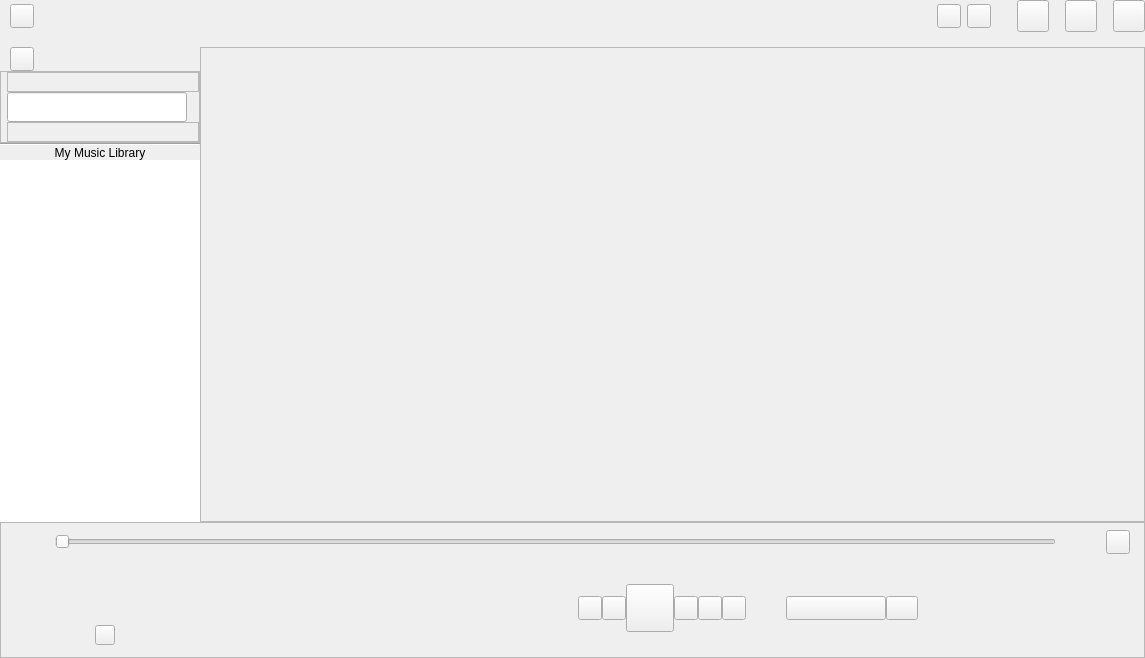
billlin0904/xamp2, file src/xamp/xamp.ui: the form before one commit.
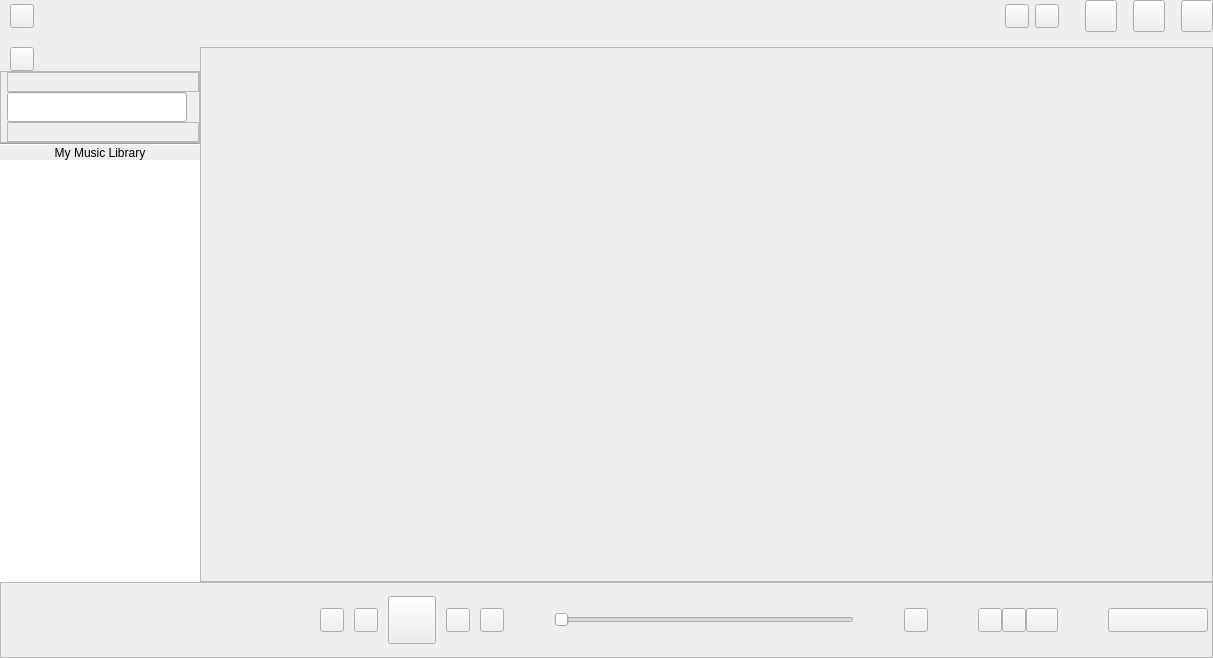
The form after the commit. Custom widgets are drawn as their Qt base class.

The edit to the form file:
```diff
--- a/src/xamp/xamp.ui
+++ b/src/xamp/xamp.ui
@@ -6,7 +6,7 @@
    <rect>
     <x>0</x>
     <y>0</y>
-    <width>1145</width>
+    <width>1195</width>
     <height>658</height>
    </rect>
   </property>
@@ -614,7 +614,7 @@
      <property name="frameShadow">
       <enum>QFrame::Raised</enum>
      </property>
-     <layout class="QVBoxLayout" name="verticalLayout_5" stretch="0,0">
+     <layout class="QVBoxLayout" name="verticalLayout_5" stretch="0">
       <property name="leftMargin">
        <number>4</number>
       </property>
@@ -627,120 +627,6 @@
       <property name="bottomMargin">
        <number>4</number>
       </property>
-      <item>
-       <layout class="QHBoxLayout" name="horizontalLayout_4">
-        <property name="spacing">
-         <number>0</number>
-        </property>
-        <property name="topMargin">
-         <number>3</number>
-        </property>
-        <property name="bottomMargin">
-         <number>3</number>
-        </property>
-        <item>
-         <widget class="QLabel" name="endPosLabel">
-          <property name="minimumSize">
-           <size>
-            <width>50</width>
-            <height>18</height>
-           </size>
-          </property>
-          <property name="maximumSize">
-           <size>
-            <width>50</width>
-            <height>18</height>
-           </size>
-          </property>
-          <property name="text">
-           <string/>
-          </property>
-          <property name="alignment">
-           <set>Qt::AlignRight|Qt::AlignTrailing|Qt::AlignVCenter</set>
-          </property>
-         </widget>
-        </item>
-        <item>
-         <widget class="SeekSlider" name="seekSlider">
-          <property name="minimumSize">
-           <size>
-            <width>300</width>
-            <height>0</height>
-           </size>
-          </property>
-          <property name="maximumSize">
-           <size>
-            <width>16777215</width>
-            <height>16</height>
-           </size>
-          </property>
-          <property name="orientation">
-           <enum>Qt::Horizontal</enum>
-          </property>
-         </widget>
-        </item>
-        <item>
-         <widget class="QLabel" name="startPosLabel">
-          <property name="minimumSize">
-           <size>
-            <width>50</width>
-            <height>18</height>
-           </size>
-          </property>
-          <property name="maximumSize">
-           <size>
-            <width>50</width>
-            <height>18</height>
-           </size>
-          </property>
-          <property name="text">
-           <string/>
-          </property>
-         </widget>
-        </item>
-        <item>
-         <widget class="VolumeButton" name="mutedButton">
-          <property name="minimumSize">
-           <size>
-            <width>24</width>
-            <height>24</height>
-           </size>
-          </property>
-          <property name="maximumSize">
-           <size>
-            <width>24</width>
-            <height>24</height>
-           </size>
-          </property>
-          <property name="text">
-           <string/>
-          </property>
-          <property name="iconSize">
-           <size>
-            <width>24</width>
-            <height>24</height>
-           </size>
-          </property>
-         </widget>
-        </item>
-        <item>
-         <spacer name="horizontalSpacer_11">
-          <property name="orientation">
-           <enum>Qt::Horizontal</enum>
-          </property>
-          <property name="sizeType">
-           <enum>QSizePolicy::Fixed</enum>
-          </property>
-          <property name="sizeHint" stdset="0">
-           <size>
-            <width>10</width>
-            <height>20</height>
-           </size>
-          </property>
-         </spacer>
-        </item>
-       </layout>
-      </item>
       <item>
        <widget class="QFrame" name="controlFrame">
         <property name="sizePolicy">
@@ -752,13 +638,13 @@
         <property name="minimumSize">
          <size>
           <width>0</width>
-          <height>90</height>
+          <height>66</height>
          </size>
         </property>
         <property name="maximumSize">
          <size>
           <width>16777215</width>
-          <height>90</height>
+          <height>66</height>
          </size>
         </property>
         <property name="frameShape">
@@ -793,8 +679,8 @@
            </property>
            <property name="sizeHint" stdset="0">
             <size>
-             <width>10</width>
-             <height>20</height>
+             <width>5</width>
+             <height>0</height>
             </size>
            </property>
           </spacer>
@@ -803,14 +689,14 @@
           <widget class="ClickableLabel" name="coverLabel">
            <property name="minimumSize">
             <size>
-             <width>80</width>
-             <height>80</height>
+             <width>50</width>
+             <height>50</height>
             </size>
            </property>
            <property name="maximumSize">
             <size>
-             <width>80</width>
-             <height>80</height>
+             <width>50</width>
+             <height>50</height>
             </size>
            </property>
            <property name="text">
@@ -819,12 +705,28 @@
           </widget>
          </item>
          <item>
-          <layout class="QVBoxLayout" name="verticalLayout_7" stretch="0,0">
+          <spacer name="horizontalSpacer_13">
+           <property name="orientation">
+            <enum>Qt::Horizontal</enum>
+           </property>
+           <property name="sizeType">
+            <enum>QSizePolicy::Fixed</enum>
+           </property>
+           <property name="sizeHint" stdset="0">
+            <size>
+             <width>10</width>
+             <height>20</height>
+            </size>
+           </property>
+          </spacer>
+         </item>
+         <item>
+          <layout class="QVBoxLayout" name="verticalLayout_7" stretch="0">
            <property name="spacing">
             <number>0</number>
            </property>
            <item>
-            <layout class="QVBoxLayout" name="verticalLayout">
+            <layout class="QVBoxLayout" name="verticalLayout" stretch="0,0">
              <property name="spacing">
               <number>0</number>
              </property>
@@ -832,14 +734,14 @@
               <widget class="ScrollLabel" name="titleLabel">
                <property name="minimumSize">
                 <size>
-                 <width>300</width>
+                 <width>200</width>
                  <height>0</height>
                 </size>
                </property>
                <property name="maximumSize">
                 <size>
                  <width>16777215</width>
-                 <height>25</height>
+                 <height>12</height>
                 </size>
                </property>
                <property name="font">
@@ -871,8 +773,8 @@
                </property>
                <property name="maximumSize">
                 <size>
-                 <width>250</width>
-                 <height>25</height>
+                 <width>200</width>
+                 <height>30</height>
                 </size>
                </property>
                <property name="font">
@@ -893,51 +795,6 @@
              </item>
             </layout>
            </item>
-           <item>
-            <layout class="QHBoxLayout" name="horizontalLayout_2">
-             <property name="spacing">
-              <number>0</number>
-             </property>
-             <item>
-              <widget class="QToolButton" name="hiResLabel">
-               <property name="minimumSize">
-                <size>
-                 <width>20</width>
-                 <height>20</height>
-                </size>
-               </property>
-               <property name="maximumSize">
-                <size>
-                 <width>20</width>
-                 <height>20</height>
-                </size>
-               </property>
-               <property name="text">
-                <string/>
-               </property>
-               <property name="iconSize">
-                <size>
-                 <width>20</width>
-                 <height>20</height>
-                </size>
-               </property>
-              </widget>
-             </item>
-             <item>
-              <widget class="QLabel" name="formatLabel">
-               <property name="maximumSize">
-                <size>
-                 <width>16777215</width>
-                 <height>20</height>
-                </size>
-               </property>
-               <property name="text">
-                <string/>
-               </property>
-              </widget>
-             </item>
-            </layout>
-           </item>
           </layout>
          </item>
          <item>
@@ -981,6 +838,22 @@
            </property>
           </widget>
          </item>
+         <item>
+          <spacer name="horizontalSpacer_14">
+           <property name="orientation">
+            <enum>Qt::Horizontal</enum>
+           </property>
+           <property name="sizeType">
+            <enum>QSizePolicy::Fixed</enum>
+           </property>
+           <property name="sizeHint" stdset="0">
+            <size>
+             <width>10</width>
+             <height>20</height>
+            </size>
+           </property>
+          </spacer>
+         </item>
          <item>
           <widget class="QToolButton" name="prevButton">
            <property name="minimumSize">
@@ -1006,6 +879,22 @@
            </property>
           </widget>
          </item>
+         <item>
+          <spacer name="horizontalSpacer_16">
+           <property name="orientation">
+            <enum>Qt::Horizontal</enum>
+           </property>
+           <property name="sizeType">
+            <enum>QSizePolicy::Fixed</enum>
+           </property>
+           <property name="sizeHint" stdset="0">
+            <size>
+             <width>10</width>
+             <height>20</height>
+            </size>
+           </property>
+          </spacer>
+         </item>
          <item>
           <widget class="QToolButton" name="playButton">
            <property name="minimumSize">
@@ -1031,6 +920,22 @@
            </property>
           </widget>
          </item>
+         <item>
+          <spacer name="horizontalSpacer_18">
+           <property name="orientation">
+            <enum>Qt::Horizontal</enum>
+           </property>
+           <property name="sizeType">
+            <enum>QSizePolicy::Fixed</enum>
+           </property>
+           <property name="sizeHint" stdset="0">
+            <size>
+             <width>10</width>
+             <height>20</height>
+            </size>
+           </property>
+          </spacer>
+         </item>
          <item>
           <widget class="QToolButton" name="nextButton">
            <property name="minimumSize">
@@ -1056,6 +961,22 @@
            </property>
           </widget>
          </item>
+         <item>
+          <spacer name="horizontalSpacer_17">
+           <property name="orientation">
+            <enum>Qt::Horizontal</enum>
+           </property>
+           <property name="sizeType">
+            <enum>QSizePolicy::Fixed</enum>
+           </property>
+           <property name="sizeHint" stdset="0">
+            <size>
+             <width>10</width>
+             <height>20</height>
+            </size>
+           </property>
+          </spacer>
+         </item>
          <item>
           <widget class="QToolButton" name="stopButton">
            <property name="minimumSize">
@@ -1082,29 +1003,118 @@
           </widget>
          </item>
          <item>
-          <widget class="QToolButton" name="repeatButton">
-           <property name="minimumSize">
-            <size>
-             <width>24</width>
-             <height>24</height>
-            </size>
+          <layout class="QHBoxLayout" name="horizontalLayout_4">
+           <property name="spacing">
+            <number>0</number>
            </property>
-           <property name="maximumSize">
-            <size>
-             <width>24</width>
-             <height>24</height>
-            </size>
+           <property name="topMargin">
+            <number>3</number>
            </property>
-           <property name="text">
-            <string/>
+           <property name="bottomMargin">
+            <number>3</number>
            </property>
-           <property name="iconSize">
-            <size>
-             <width>24</width>
-             <height>24</height>
-            </size>
-           </property>
-          </widget>
+           <item>
+            <widget class="QLabel" name="endPosLabel">
+             <property name="minimumSize">
+              <size>
+               <width>50</width>
+               <height>18</height>
+              </size>
+             </property>
+             <property name="maximumSize">
+              <size>
+               <width>50</width>
+               <height>18</height>
+              </size>
+             </property>
+             <property name="text">
+              <string/>
+             </property>
+             <property name="alignment">
+              <set>Qt::AlignRight|Qt::AlignTrailing|Qt::AlignVCenter</set>
+             </property>
+            </widget>
+           </item>
+           <item>
+            <widget class="SeekSlider" name="seekSlider">
+             <property name="minimumSize">
+              <size>
+               <width>300</width>
+               <height>0</height>
+              </size>
+             </property>
+             <property name="maximumSize">
+              <size>
+               <width>16777215</width>
+               <height>16</height>
+              </size>
+             </property>
+             <property name="orientation">
+              <enum>Qt::Horizontal</enum>
+             </property>
+            </widget>
+           </item>
+           <item>
+            <widget class="QLabel" name="startPosLabel">
+             <property name="minimumSize">
+              <size>
+               <width>50</width>
+               <height>18</height>
+              </size>
+             </property>
+             <property name="maximumSize">
+              <size>
+               <width>50</width>
+               <height>18</height>
+              </size>
+             </property>
+             <property name="text">
+              <string/>
+             </property>
+            </widget>
+           </item>
+           <item>
+            <widget class="VolumeButton" name="mutedButton">
+             <property name="minimumSize">
+              <size>
+               <width>24</width>
+               <height>24</height>
+              </size>
+             </property>
+             <property name="maximumSize">
+              <size>
+               <width>24</width>
+               <height>24</height>
+              </size>
+             </property>
+             <property name="text">
+              <string/>
+             </property>
+             <property name="iconSize">
+              <size>
+               <width>24</width>
+               <height>24</height>
+              </size>
+             </property>
+            </widget>
+           </item>
+           <item>
+            <spacer name="horizontalSpacer_11">
+             <property name="orientation">
+              <enum>Qt::Horizontal</enum>
+             </property>
+             <property name="sizeType">
+              <enum>QSizePolicy::Fixed</enum>
+             </property>
+             <property name="sizeHint" stdset="0">
+              <size>
+               <width>10</width>
+               <height>20</height>
+              </size>
+             </property>
+            </spacer>
+           </item>
+          </layout>
          </item>
          <item>
           <spacer name="horizontalSpacer_12">
@@ -1123,16 +1133,50 @@
           </spacer>
          </item>
          <item>
-          <widget class="QToolButton" name="bitPerfectButton">
+          <widget class="QToolButton" name="repeatButton">
            <property name="minimumSize">
             <size>
-             <width>100</width>
-             <height>0</height>
+             <width>24</width>
+             <height>24</height>
             </size>
            </property>
            <property name="maximumSize">
             <size>
-             <width>100</width>
+             <width>24</width>
+             <height>24</height>
+            </size>
+           </property>
+           <property name="text">
+            <string/>
+           </property>
+           <property name="iconSize">
+            <size>
+             <width>24</width>
+             <height>24</height>
+            </size>
+           </property>
+          </widget>
+         </item>
+         <item>
+          <widget class="QToolButton" name="pendingPlayButton">
+           <property name="minimumSize">
+            <size>
+             <width>24</width>
+             <height>24</height>
+            </size>
+           </property>
+           <property name="maximumSize">
+            <size>
+             <width>24</width>
+             <height>24</height>
+            </size>
+           </property>
+           <property name="text">
+            <string/>
+           </property>
+           <property name="iconSize">
+            <size>
+             <width>24</width>
              <height>24</height>
             </size>
            </property>
@@ -1186,20 +1230,20 @@
           </spacer>
          </item>
          <item>
-          <spacer name="horizontalSpacer_10">
-           <property name="orientation">
-            <enum>Qt::Horizontal</enum>
+          <widget class="QToolButton" name="bitPerfectButton">
+           <property name="minimumSize">
+            <size>
+             <width>100</width>
+             <height>0</height>
+            </size>
            </property>
-           <property name="sizeType">
-            <enum>QSizePolicy::Fixed</enum>
-           </property>
-           <property name="sizeHint" stdset="0">
+           <property name="maximumSize">
             <size>
-             <width>40</width>
-             <height>20</height>
+             <width>100</width>
+             <height>24</height>
             </size>
            </property>
-          </spacer>
+          </widget>
          </item>
         </layout>
        </widget>
```
